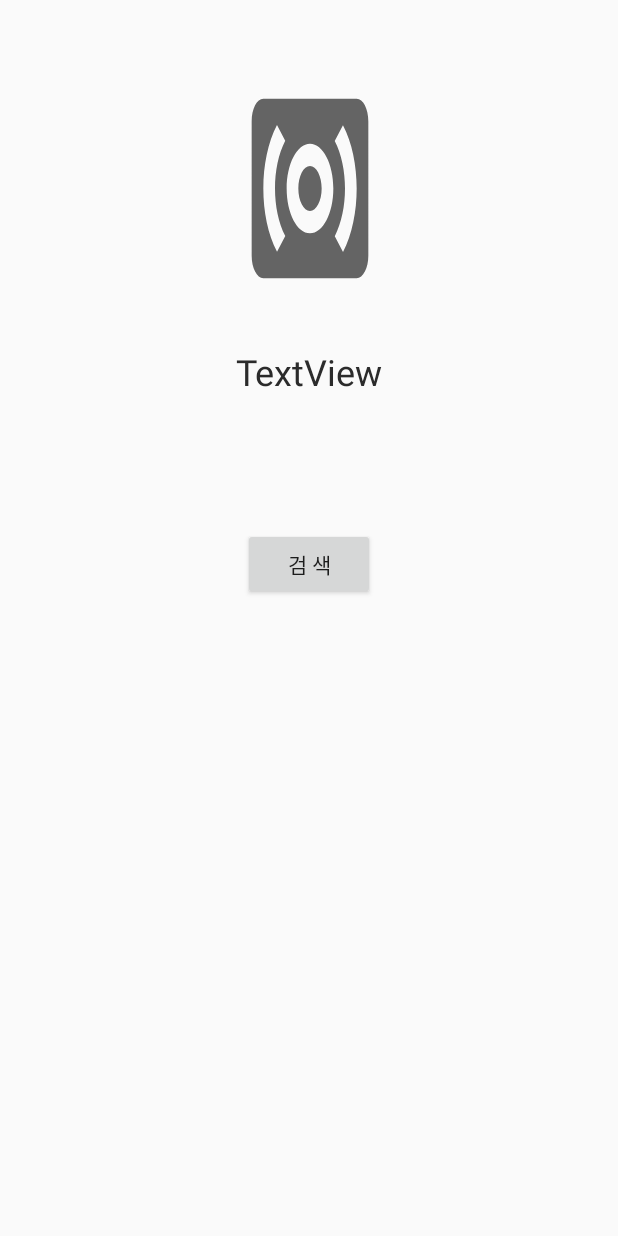
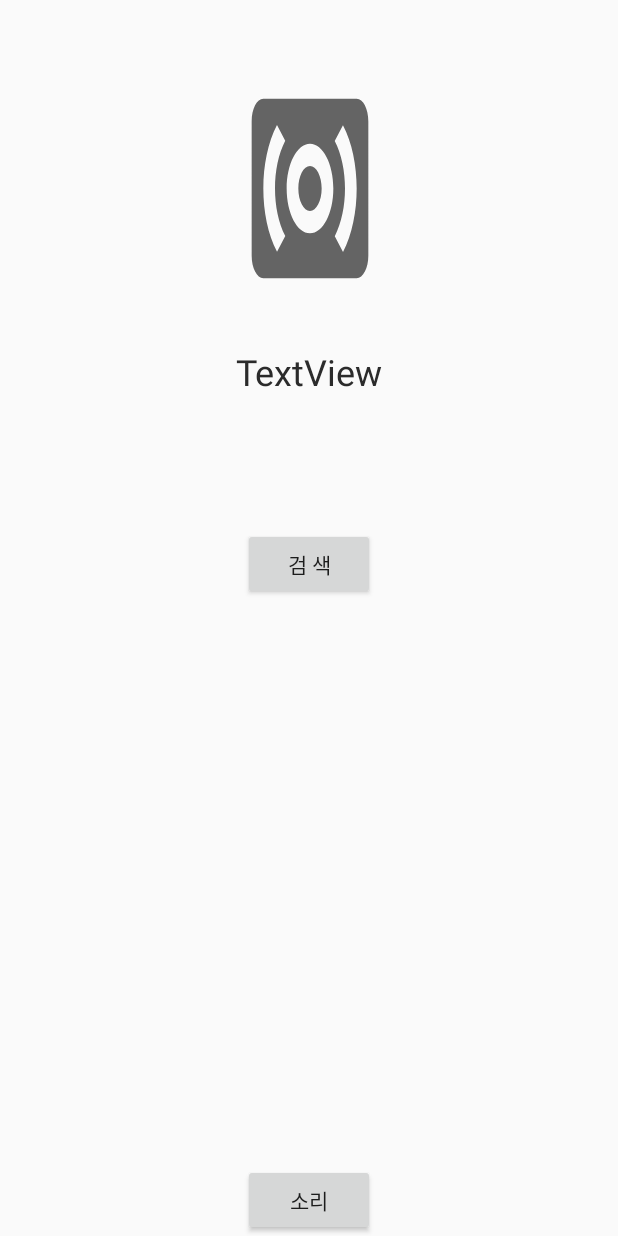
Before and after one commit to ArVocaDo/ArVocaDo-Android, an Android app: the screen it shows after launch (SpeechTestActivity), on a phone screen of 412 x 824 dp. Run offline under Robolectric (Android 15) with nearby library versions, the phone set to English and light mode, and no system bars; our stand-ins replace Timber; libraries missing offline, so code that uses them is left out: androidx.camera.camera2, androidx.camera.core, com.kakao.sdk, com.kakao.util; 2 statements that could not run were skipped.

Commit message:
UPDATE : 소리 파일 확인

```diff
--- a/app/src/main/java/com/example/arvocado_android/ui/sound/SoundManager.kt
+++ b/app/src/main/java/com/example/arvocado_android/ui/sound/SoundManager.kt
@@ -4,11 +4,9 @@ import android.content.Context
 import android.media.AudioManager
 import android.media.SoundPool
 
-public class SoundManager(context : Context, mSoundPool: SoundPool ) {
-    private var mSoundPoolMap = HashMap<Integer,Integer>()
-    private val mAudioManager = context.getSystemService(Context.AUDIO_SERVICE)
+public class SoundManager(context : Context) {
 
-    public fun addSound(index :Int , soundId:Int) {
+    fun soundOn() {
 
     }
 
--- a/app/src/main/res/layout/activity_speech_test.xml
+++ b/app/src/main/res/layout/activity_speech_test.xml
@@ -48,4 +48,13 @@
         app:layout_constraintStart_toStartOf="parent"
         app:layout_constraintTop_toBottomOf="@+id/iv_mic" />
 
+    <Button
+        android:layout_width="wrap_content"
+        android:layout_height="wrap_content"
+        android:text="소리"
+        android:id="@+id/btn_sound"
+        app:layout_constraintBottom_toBottomOf="parent"
+        app:layout_constraintLeft_toLeftOf="parent"
+        app:layout_constraintRight_toRightOf="parent"/>
+
 </androidx.constraintlayout.widget.ConstraintLayout>
```
Also changed, not shown: app/src/main/java/com/example/arvocado_android/ui/sound/SpeechTestActivity.kt (+44 -0 lines).
